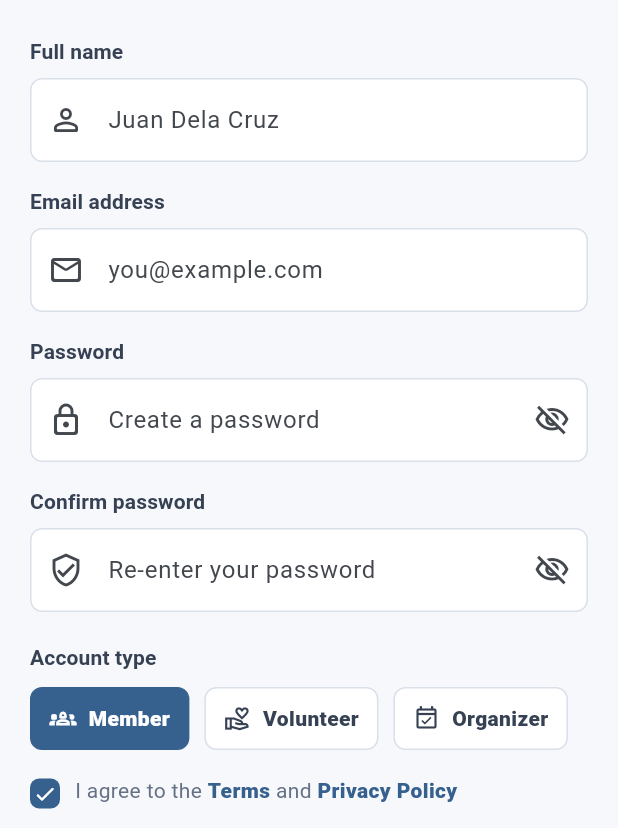
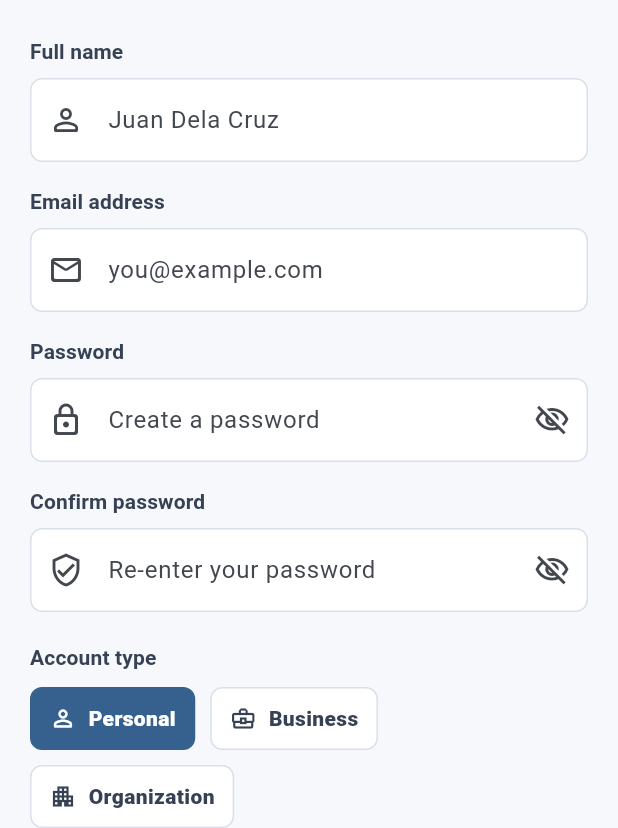
Before and after one commit to andreswooshik/PULSO, a Flutter app: the SignupScreen widget shown alone on an empty page, opened directly, on a phone screen of 412 x 824 dp, the part 408-1236 px from its top. Run offline on Flutter 3.47's test engine with Material 3 defaults, Android fonts, the phone set to English and light mode, and no system bars; our stand-ins replace flutter_dotenv, flutter_riverpod, supabase_flutter; accounts and stored records are empty.

Commit message:
Update auth account types

```diff
--- a/lib/features/auth/presentation/screens/login_screen.dart
+++ b/lib/features/auth/presentation/screens/login_screen.dart
@@ -115,18 +115,6 @@ class _LoginScreenState extends ConsumerState<LoginScreen> {
           isLoading: authState.isLoading,
           onPressed: _submit,
         ),
-        const SizedBox(height: 24),
-        const AuthDividerLabel(),
-        const SizedBox(height: 18),
-        const AuthSocialButton(
-          icon: Icons.g_mobiledata_rounded,
-          label: 'Continue with Google',
-        ),
-        const SizedBox(height: 12),
-        const AuthSocialButton(
-          icon: Icons.facebook_rounded,
-          label: 'Continue with Facebook',
-        ),
         const SizedBox(height: 28),
         AuthFooterPrompt(
           text: 'New to PULSO? ',
--- a/lib/features/auth/presentation/screens/signup_screen.dart
+++ b/lib/features/auth/presentation/screens/signup_screen.dart
@@ -149,27 +149,27 @@ class _SignupScreenState extends ConsumerState<SignupScreen> {
           runSpacing: 10,
           children: [
             AuthTypePill(
-              label: 'Member',
-              icon: Icons.groups_2_outlined,
-              selected: authState.accountType == AuthAccountType.member,
+              label: 'Personal',
+              icon: Icons.person_outline_rounded,
+              selected: authState.accountType == AuthAccountType.personal,
               onPressed: () {
-                authNotifier.selectAccountType(AuthAccountType.member);
+                authNotifier.selectAccountType(AuthAccountType.personal);
               },
             ),
             AuthTypePill(
-              label: 'Volunteer',
-              icon: Icons.volunteer_activism_outlined,
-              selected: authState.accountType == AuthAccountType.volunteer,
+              label: 'Business',
+              icon: Icons.business_center_outlined,
+              selected: authState.accountType == AuthAccountType.business,
               onPressed: () {
-                authNotifier.selectAccountType(AuthAccountType.volunteer);
+                authNotifier.selectAccountType(AuthAccountType.business);
               },
             ),
             AuthTypePill(
-              label: 'Organizer',
-              icon: Icons.event_available_outlined,
-              selected: authState.accountType == AuthAccountType.organizer,
+              label: 'Organization',
+              icon: Icons.apartment_outlined,
+              selected: authState.accountType == AuthAccountType.organization,
               onPressed: () {
-                authNotifier.selectAccountType(AuthAccountType.organizer);
+                authNotifier.selectAccountType(AuthAccountType.organization);
               },
             ),
           ],
@@ -219,18 +219,6 @@ class _SignupScreenState extends ConsumerState<SignupScreen> {
           label: 'Create account',
           isLoading: authState.isLoading,
           onPressed: _submit,
-        ),
-        const SizedBox(height: 24),
-        const AuthDividerLabel(),
-        const SizedBox(height: 18),
-        const AuthSocialButton(
-          icon: Icons.g_mobiledata_rounded,
-          label: 'Sign up with Google',
-        ),
-        const SizedBox(height: 12),
-        const AuthSocialButton(
-          icon: Icons.facebook_rounded,
-          label: 'Sign up with Facebook',
         ),
         const SizedBox(height: 28),
         AuthFooterPrompt(
--- a/lib/features/auth/providers/auth_provider.dart
+++ b/lib/features/auth/providers/auth_provider.dart
@@ -6,16 +6,16 @@ import 'package:supabase_flutter/supabase_flutter.dart';
 
 enum AuthScreenMode { login, signup }
 
-enum AuthAccountType { member, volunteer, organizer }
+enum AuthAccountType { personal, business, organization }
 
 enum AuthRequestStatus { idle, loading, success, failure }
 
 extension AuthAccountTypeLabel on AuthAccountType {
   String get label {
     return switch (this) {
-      AuthAccountType.member => 'member',
-      AuthAccountType.volunteer => 'volunteer',
-      AuthAccountType.organizer => 'organizer',
+      AuthAccountType.personal => 'personal',
+      AuthAccountType.business => 'business',
+      AuthAccountType.organization => 'organization',
     };
   }
 }
@@ -42,7 +42,7 @@ class AuthUiState {
     this.isSignupPasswordVisible = false,
     this.isSignupConfirmPasswordVisible = false,
     this.acceptsTerms = true,
-    this.accountType = AuthAccountType.member,
+    this.accountType = AuthAccountType.personal,
     this.errorMessage,
     this.infoMessage,
   });
```
Also changed, not shown: 1 other file.
